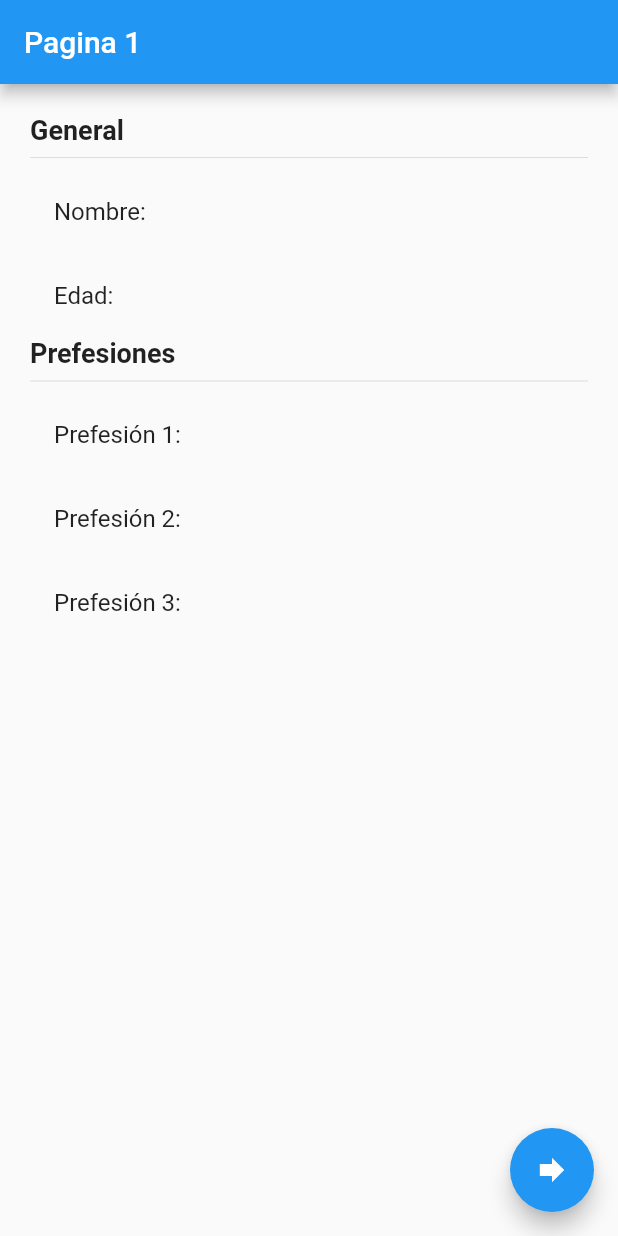
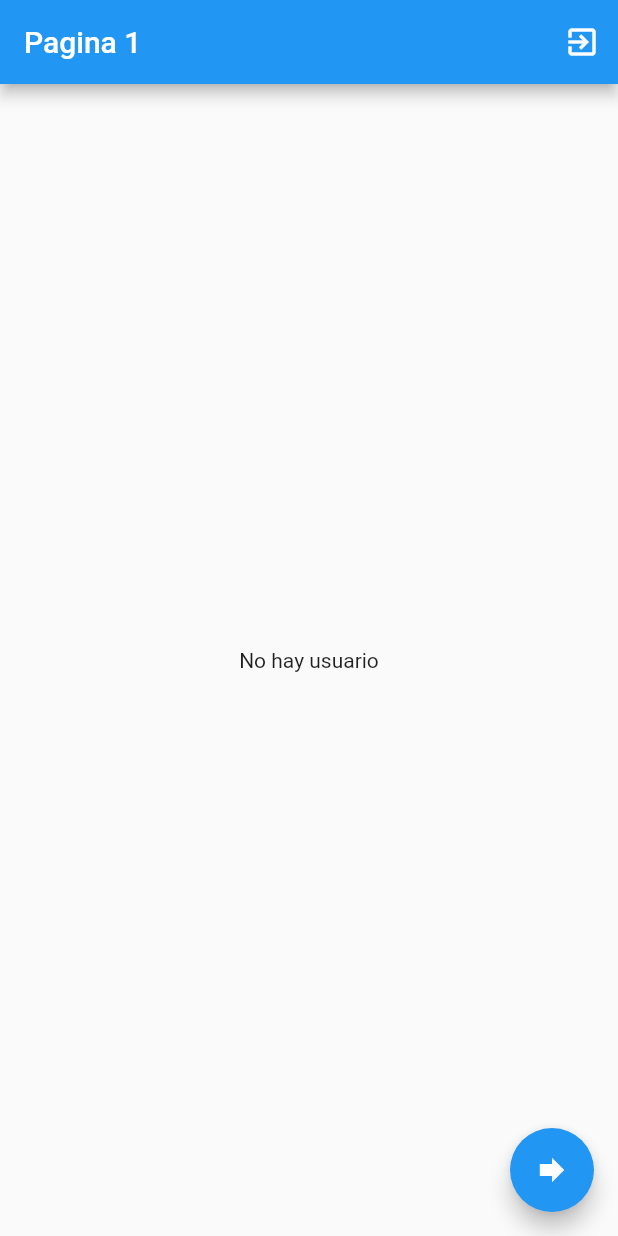
Before and after one commit to elvizcaino/estados-app, a Flutter app: the screen it shows after launch, on a phone screen of 412 x 824 dp. Run offline on Flutter 3.47's test engine with Material 2 defaults, Android fonts, the phone set to English and light mode, and no system bars; our stand-ins replace flutter_bloc.

Commit message:
rama cubit terminada

```diff
--- /dev/null
+++ b/lib/bloc/usuario/usuario_cubit.dart
@@ -0,0 +1,44 @@
+import "package:meta/meta.dart";
+
+import 'package:flutter_bloc/flutter_bloc.dart';
+import 'package:estados/models/usuario_model.dart';
+
+part 'usuario_state.dart';
+
+class UsuarioCubit extends Cubit<UsuarioState> {
+  UsuarioCubit() : super(UsuarioInitial());
+
+  void seleccionarUsuario(UsuarioModel usuario) {
+    emit(UsuarioActivo(usuario));
+  }
+
+  void cambiarEdad(int edad) {
+    final currentState = state;
+
+    if(currentState is UsuarioActivo) {
+      final nuevoUsuario = currentState.usuario.copyWith(edad: edad);
+
+      emit(UsuarioActivo(nuevoUsuario));
+    }
+  }
+
+  void agregarProfesion() {
+    final currentState = state;
+
+    if(currentState is UsuarioActivo) {
+      final newProfesiones = [
+        ...currentState.usuario.prefesiones,
+        "Profesion ${currentState.usuario.prefesiones.length + 1}"
+      ];
+
+      final nuevoUsuario = currentState.usuario.copyWith(prefesiones: newProfesiones);
+
+      emit(UsuarioActivo(nuevoUsuario));
+    }
+  }
+
+  void borrarUsuario() {
+    emit(UsuarioInitial());
+  }
+
+}
--- /dev/null
+++ b/lib/bloc/usuario/usuario_state.dart
@@ -0,0 +1,17 @@
+part of "usuario_cubit.dart";
+
+@immutable
+abstract class UsuarioState {}
+
+class UsuarioInitial extends UsuarioState {
+  final existeUsuario = false;
+
+
+}
+
+class UsuarioActivo extends UsuarioState {
+  final existeUsuario = true;
+  final UsuarioModel usuario;
+
+  UsuarioActivo(this.usuario);
+}
--- a/lib/main.dart
+++ b/lib/main.dart
@@ -1,5 +1,7 @@
 import 'package:flutter/material.dart';
+import 'package:flutter_bloc/flutter_bloc.dart';
 
+import 'package:estados/bloc/usuario/usuario_cubit.dart';
 import 'package:estados/pages/pagina1_page.dart';
 import 'package:estados/pages/pagina2_page.dart';
 
@@ -8,7 +10,11 @@ void main() => runApp(MyApp());
 class MyApp extends StatelessWidget {
   @override
   Widget build(BuildContext context) {
-    return MaterialApp(
+    return MultiBlocProvider(
+      providers: [
+        BlocProvider(create: (_) => UsuarioCubit()),
+      ],
+      child: MaterialApp(
         debugShowCheckedModeBanner: false,
         title: 'Material App',
         initialRoute: "pagina1",
@@ -16,6 +22,7 @@ class MyApp extends StatelessWidget {
           "pagina1": (_) => Pagina1Page(),
           "pagina2": (_) => Pagina2Page(),
         },
+      ),
     );
   }
 }
--- a/lib/models/usuario_model.dart
+++ b/lib/models/usuario_model.dart
@@ -1,7 +1,18 @@
 class UsuarioModel {
-  String nombre;
-  int edad;
-  List<String> prefesiones;
+  final String nombre;
+  final int edad;
+  final List<String> prefesiones;
 
   UsuarioModel({this.nombre, this.edad, this.prefesiones});
+
+  UsuarioModel copyWith({
+    String nombre,
+    int edad,
+    List<String> prefesiones
+  }) =>
+    UsuarioModel(
+      nombre: nombre ?? this.nombre,
+      edad: edad ?? this.edad,
+      prefesiones: prefesiones ?? this.prefesiones,
+    );
 }
--- a/lib/pages/pagina1_page.dart
+++ b/lib/pages/pagina1_page.dart
@@ -1,5 +1,8 @@
 import 'package:flutter/material.dart';
+import 'package:flutter_bloc/flutter_bloc.dart';
 
+import 'package:estados/bloc/usuario/usuario_cubit.dart';
+import 'package:estados/models/usuario_model.dart';
 
 class Pagina1Page extends StatelessWidget {
 
@@ -8,8 +11,14 @@ class Pagina1Page extends StatelessWidget {
     return Scaffold(
       appBar: AppBar(
         title: Text("Pagina 1"),
+        actions: [
+          IconButton(
+            icon: Icon(Icons.exit_to_app),
+            onPressed: () => context.bloc<UsuarioCubit>().borrarUsuario()
+          )
+        ],
       ),
-      body: InformacionUsuario(),
+      body: BodyScaffold(),
      floatingActionButton: FloatingActionButton(
        child: Icon(Icons.forward),
        onPressed: () => Navigator.pushNamed(context, "pagina2"),
@@ -18,7 +27,28 @@ class Pagina1Page extends StatelessWidget {
   }
 }
 
+class BodyScaffold extends StatelessWidget {
+
+  @override
+  Widget build(BuildContext context) {
+    return BlocBuilder<UsuarioCubit, UsuarioState>(
+      builder: (_, state) {
+        switch (state.runtimeType) {
+          case UsuarioInitial:
+            return Center(child: Text("No hay usuario"));
+          case UsuarioActivo:
+            return InformacionUsuario((state as UsuarioActivo).usuario);
+          default:
+            return Center(child: Text("Estado no conocido"));
+        }
+      });
+  }
+}
+
 class InformacionUsuario extends StatelessWidget {
+  final UsuarioModel _usuario;
+
+  const InformacionUsuario(this._usuario);
 
   @override
   Widget build(BuildContext context) {
@@ -31,13 +61,11 @@ class InformacionUsuario extends StatelessWidget {
         children: [
           Text("General", style: TextStyle(fontSize: 18, fontWeight: FontWeight.bold)),
           Divider(),
-          ListTile(title: Text("Nombre: ")),
-          ListTile(title: Text("Edad: ")),
+          ListTile(title: Text("Nombre: ${this._usuario.nombre}")),
+          ListTile(title: Text("Edad: ${this._usuario.edad}")),
           Text("Prefesiones", style: TextStyle(fontSize: 18, fontWeight: FontWeight.bold)),
           Divider(),
-          ListTile(title: Text("Prefesión 1: ")),
-          ListTile(title: Text("Prefesión 2: ")),
-          ListTile(title: Text("Prefesión 3: ")),
+          ...this._usuario.prefesiones.map((p) => ListTile(title: Text(p))).toList()
         ],
       ),
     );
--- a/lib/pages/pagina2_page.dart
+++ b/lib/pages/pagina2_page.dart
@@ -1,10 +1,15 @@
 import 'package:flutter/material.dart';
+import "package:flutter_bloc/flutter_bloc.dart";
 
+import 'package:estados/bloc/usuario/usuario_cubit.dart';
+import 'package:estados/models/usuario_model.dart';
 
 class Pagina2Page extends StatelessWidget {
 
   @override
   Widget build(BuildContext context) {
+    final usuarioCubit = context.bloc<UsuarioCubit>();
+
     return Scaffold(
       appBar: AppBar(
         title: Text("Pagina 2"),
@@ -17,21 +22,26 @@ class Pagina2Page extends StatelessWidget {
               color: Colors.blue,
               child: Text("Establecer usuario", style: TextStyle(color: Colors.white)),
               onPressed: () {
-
+                final newUsuario = UsuarioModel(
+                  nombre: "Elvis",
+                  edad: 43,
+                  prefesiones: ["Fullstack Developer", "Frontend Developer"]
+                );
+                usuarioCubit.seleccionarUsuario(newUsuario);
               },
             ),
             MaterialButton(
               color: Colors.blue,
               child: Text("Cambiar edad", style: TextStyle(color: Colors.white)),
               onPressed: () {
-
+                usuarioCubit.cambiarEdad(25);
               },
             ),
             MaterialButton(
               color: Colors.blue,
               child: Text("Añadir profesión", style: TextStyle(color: Colors.white)),
               onPressed: () {
-
+                usuarioCubit.agregarProfesion();
               },
             )
           ],
--- a/pubspec.yaml
+++ b/pubspec.yaml
@@ -28,6 +28,7 @@ dependencies:
   # The following adds the Cupertino Icons font to your application.
   # Use with the CupertinoIcons class for iOS style icons.
   cupertino_icons: ^0.1.3
+  flutter_bloc: ^6.0.5
 
 dev_dependencies:
   flutter_test:
```
Also changed, not shown: pubspec.lock. Lines whose indentation alone changed are shown as unchanged.
